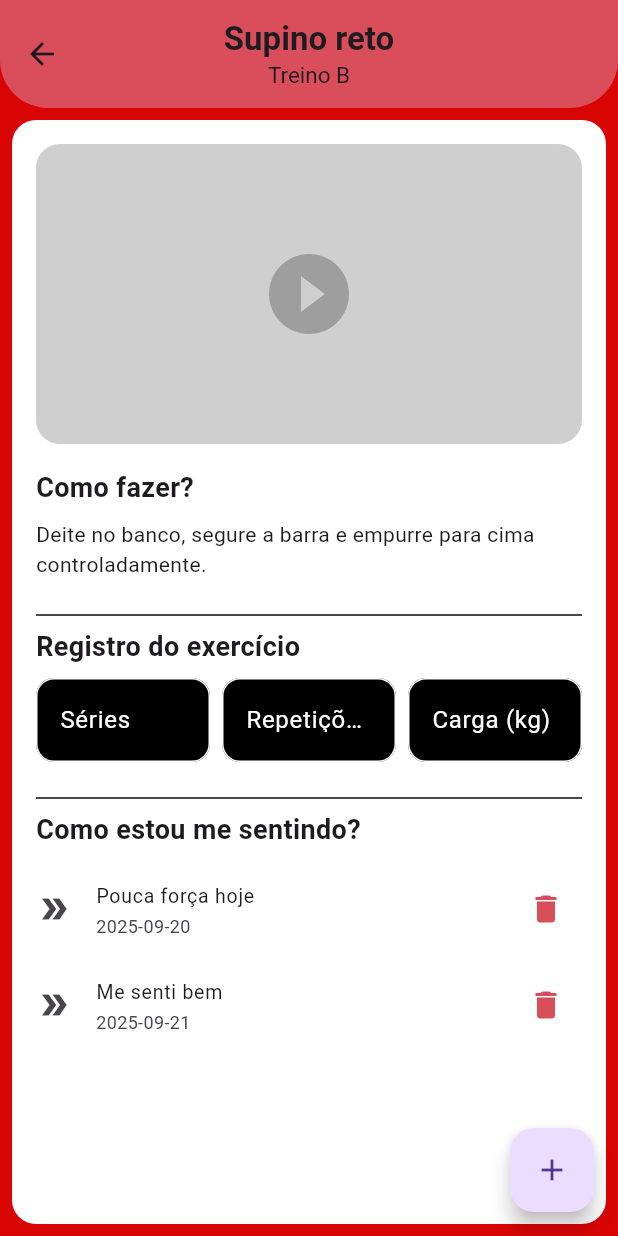
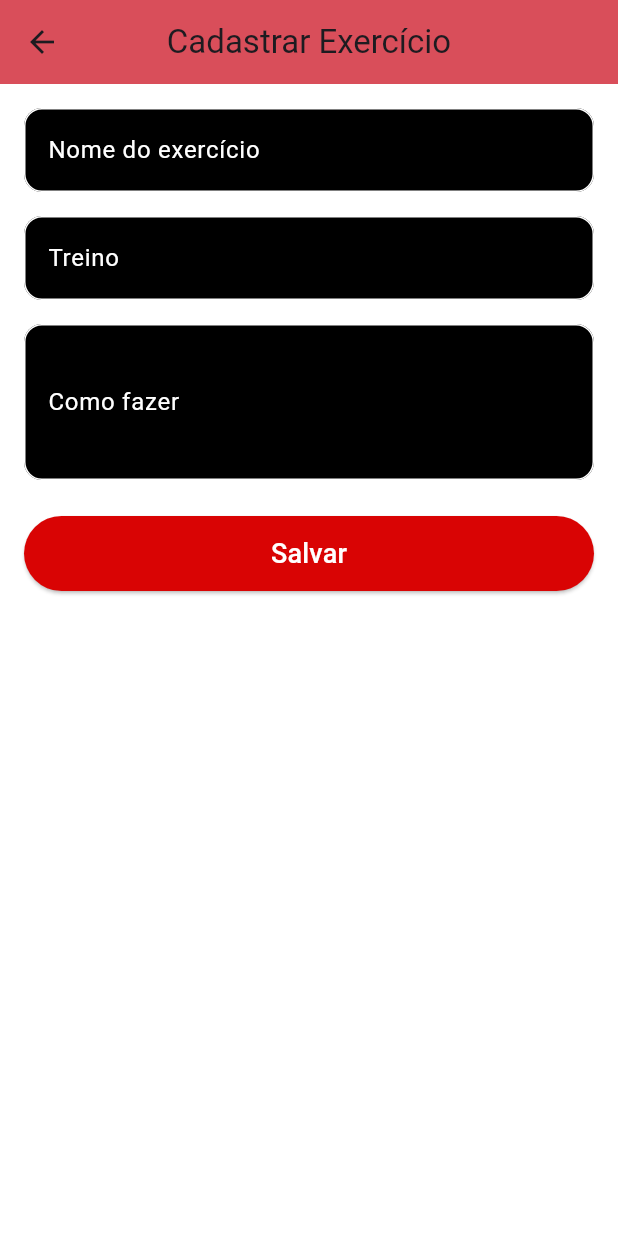
Before and after one commit to ryannardelli/gym_app, a Flutter app: the ScreenExercise screen opened directly, after a tap on the "add" icon, on a phone screen of 412 x 824 dp. Run offline on Flutter 3.47's test engine with Material 3 defaults, Android fonts, the phone set to English and light mode, and no system bars.

Commit message:
sendding screen ans fixes on project

```diff
--- a/lib/screens/screen_exercise.dart
+++ b/lib/screens/screen_exercise.dart
@@ -2,6 +2,7 @@ import 'package:flutter/material.dart';
 import 'package:flutter_gym_app/models/exercise_model.dart';
 import 'package:flutter_gym_app/models/feeling_model.dart';
 import 'package:flutter_gym_app/app_colors.dart';
+import 'package:flutter_gym_app/screens/screen_register_exercise.dart';
 
 class ScreenExercise extends StatelessWidget {
   ScreenExercise({super.key});
@@ -43,7 +44,10 @@ class ScreenExercise extends StatelessWidget {
       ),
       floatingActionButton: FloatingActionButton(
         onPressed: () {
-          print("Adicionar nova sensação");
+          Navigator.push(
+            context,
+            MaterialPageRoute(builder: (context) => ScreenRegisterExercise()),
+          );
         },
         child: const Icon(Icons.add),
       ),
--- /dev/null
+++ b/lib/screens/screen_register_exercise.dart
@@ -0,0 +1,72 @@
+import 'package:flutter/material.dart';
+import 'package:flutter_gym_app/app_colors.dart';
+
+class ScreenRegisterExercise extends StatelessWidget {
+  ScreenRegisterExercise({super.key});
+
+  final TextEditingController nameController = TextEditingController();
+  final TextEditingController trainingController = TextEditingController();
+  final TextEditingController howMakeController = TextEditingController();
+
+  @override
+  Widget build(BuildContext context) {
+    return Scaffold(
+      backgroundColor: Colors.white,
+      appBar: AppBar(
+        title: const Text("Cadastrar Exercício"),
+        centerTitle: true,
+        backgroundColor: AppColors.assets,
+      ),
+      body: Padding(
+        padding: const EdgeInsets.all(16.0),
+        child: Column(
+          children: [
+            TextField(
+              controller: nameController,
+              decoration: const InputDecoration(
+                labelText: "Nome do exercício",
+                border: OutlineInputBorder(),
+              ),
+            ),
+            const SizedBox(height: 16),
+            TextField(
+              controller: trainingController,
+              decoration: const InputDecoration(
+                labelText: "Treino",
+                border: OutlineInputBorder(),
+              ),
+            ),
+            const SizedBox(height: 16),
+            TextField(
+              controller: howMakeController,
+              decoration: const InputDecoration(
+                labelText: "Como fazer",
+                border: OutlineInputBorder(),
+              ),
+              maxLines: 3,
+            ),
+            const SizedBox(height: 24),
+            ElevatedButton(
+              style: ElevatedButton.styleFrom(
+                backgroundColor: AppColors.primary,
+                foregroundColor: Colors.white,
+                minimumSize: const Size(double.infinity, 50),
+              ),
+              onPressed: () {
+                // Aqui você pode salvar o exercício em sua lista ou backend
+                print("Exercício cadastrado: ${nameController.text}");
+                Navigator.pop(context); // Volta para a tela anterior
+                ScaffoldMessenger.of(context).showSnackBar(
+                  const SnackBar(
+                    content: Text("Exercício cadastrado com sucesso!"),
+                  ),
+                );
+              },
+              child: const Text("Salvar", style: TextStyle(fontSize: 18)),
+            ),
+          ],
+        ),
+      ),
+    );
+  }
+}
```
Also changed, not shown: lib/screens/screen_edit_profile.dart (added, +126 -0 lines), lib/screens/screen_feeling.dart (added, +170 -0 lines), lib/screens/screen_home.dart (+17 -1 lines), lib/screens/screen_profile.dart (+7 -1 lines), lib/screens/screen_register_training.dart (added, +64 -0 lines), lib/screens/screen_training.dart (+10 -7 lines).
